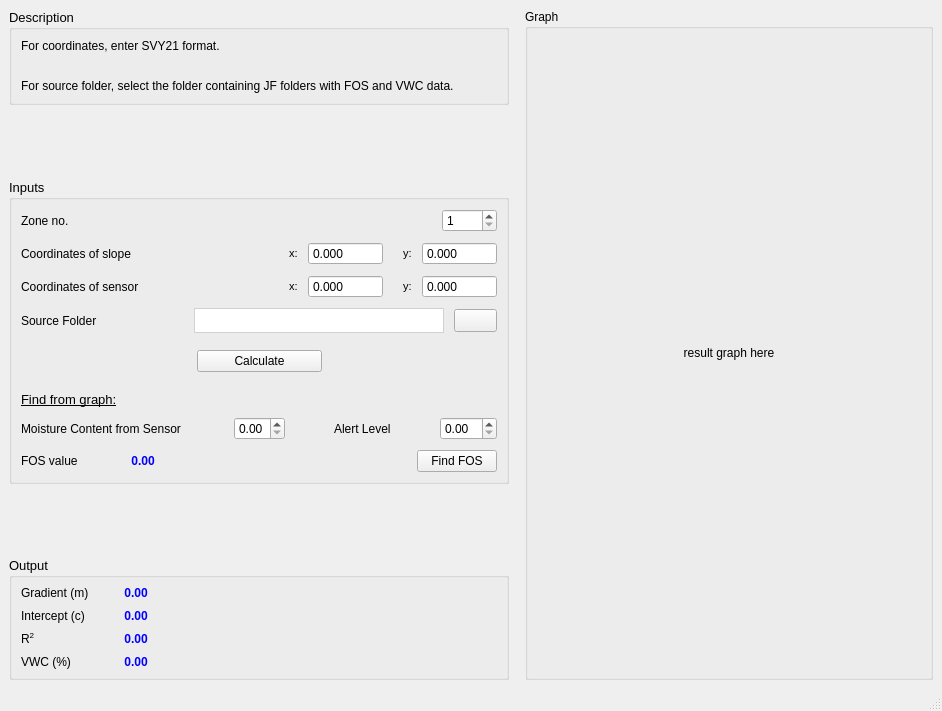
Qt form main.ui (pseuds/MoistureSensor) before a commit.
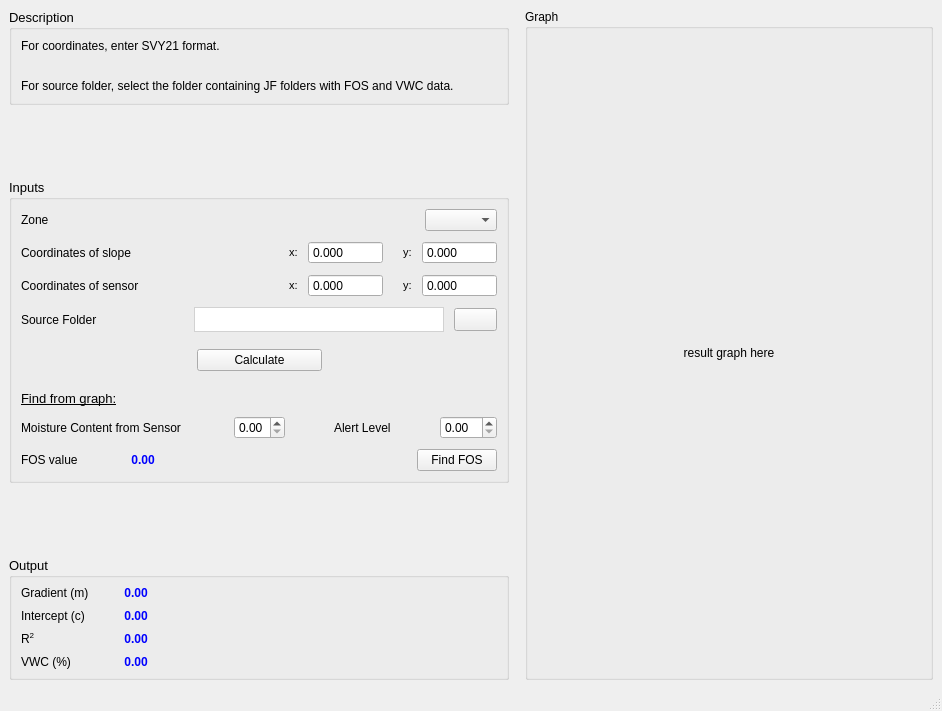
The same form after that commit. Icons and pictures are not drawn.

Diff of the .ui file:
```diff
--- a/main.ui
+++ b/main.ui
@@ -125,7 +125,7 @@
               </font>
              </property>
              <property name="text">
-              <string>Zone no.</string>
+              <string>Zone </string>
              </property>
             </widget>
            </item>
@@ -146,24 +146,12 @@
             </spacer>
            </item>
            <item>
-            <widget class="QSpinBox" name="zoneNo_spinBox">
-             <property name="minimumSize">
-              <size>
-               <width>55</width>
-               <height>0</height>
-              </size>
-             </property>
+            <widget class="QComboBox" name="zone_comboBox">
              <property name="font">
               <font>
                <pointsize>9</pointsize>
               </font>
              </property>
-             <property name="minimum">
-              <number>1</number>
-             </property>
-             <property name="maximum">
-              <number>97</number>
-             </property>
             </widget>
            </item>
           </layout>
```
